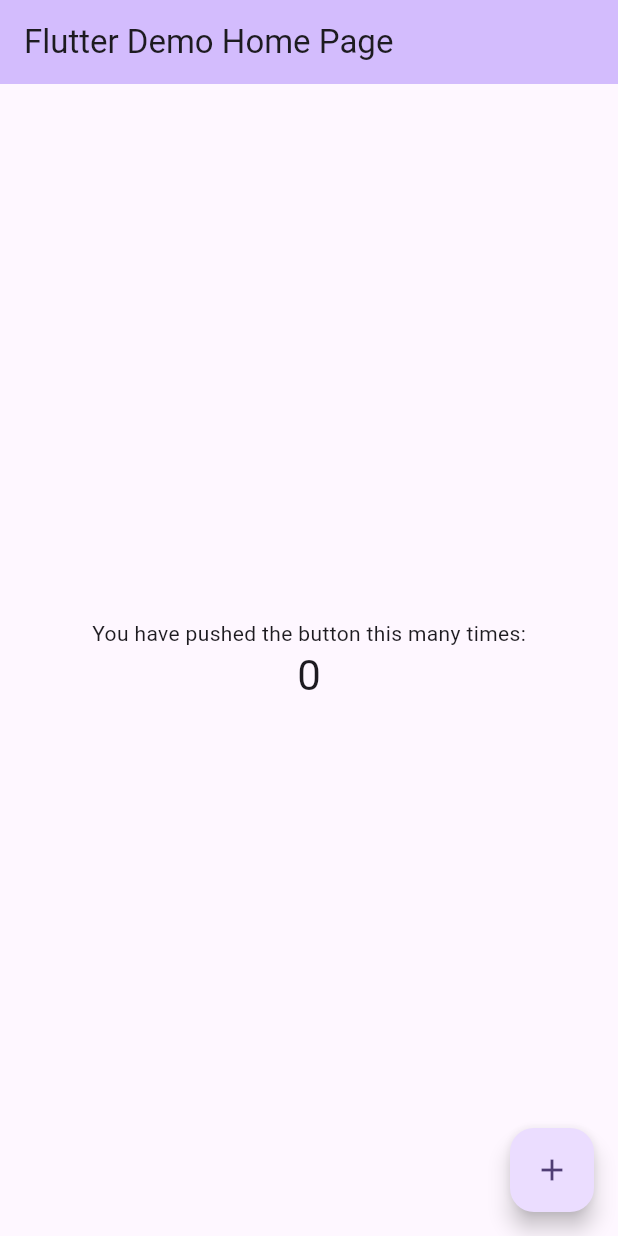
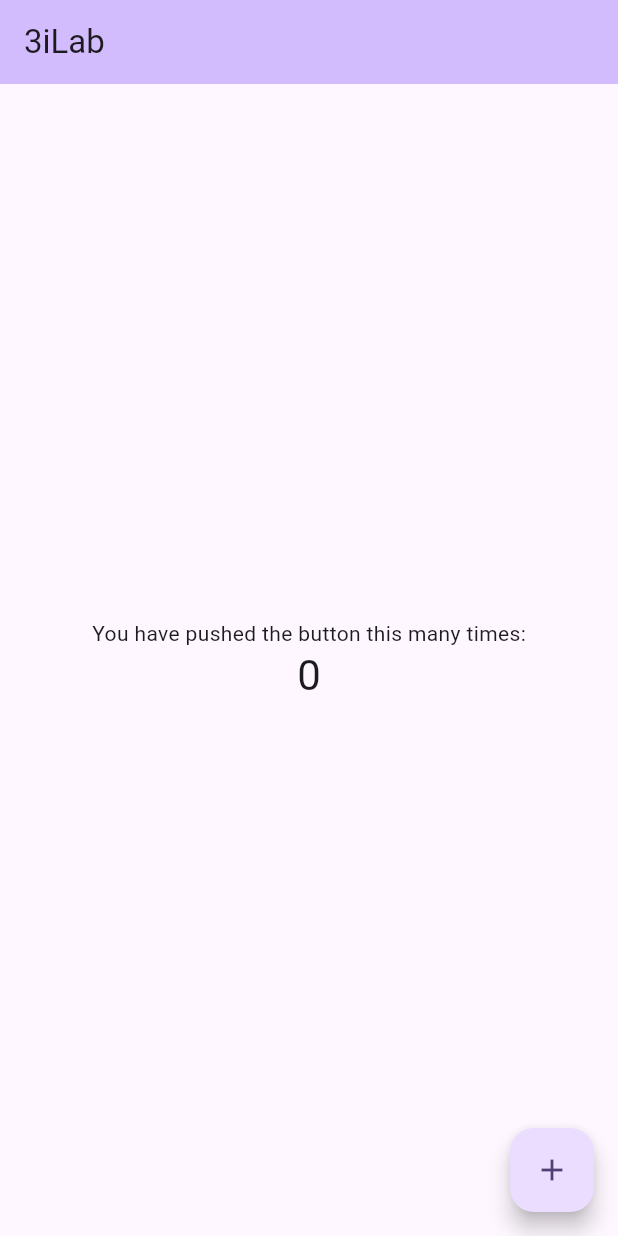
Before and after one commit to max16150/calendrier-super-swag, a Flutter app: the screen it shows after launch, on a phone screen of 412 x 824 dp. Run offline on Flutter 3.47's test engine with Material 3 defaults, Android fonts, the phone set to English and light mode, and no system bars.

Commit message:
Feature numero un

```diff
--- a/lib/main.dart
+++ b/lib/main.dart
@@ -31,7 +31,7 @@ class MyApp extends StatelessWidget {
         colorScheme: ColorScheme.fromSeed(seedColor: Colors.deepPurple),
         useMaterial3: true,
       ),
-      home: const MyHomePage(title: 'Flutter Demo Home Page'),
+      home: const MyHomePage(title: '3iLab'),
     );
   }
 }
```
